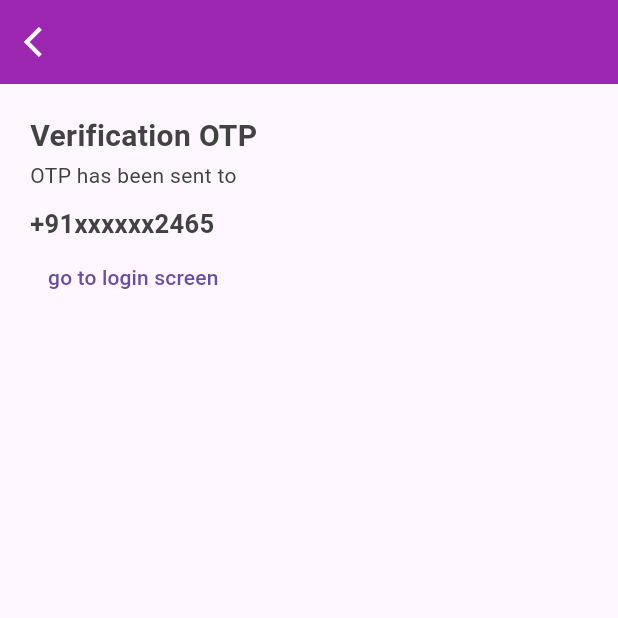
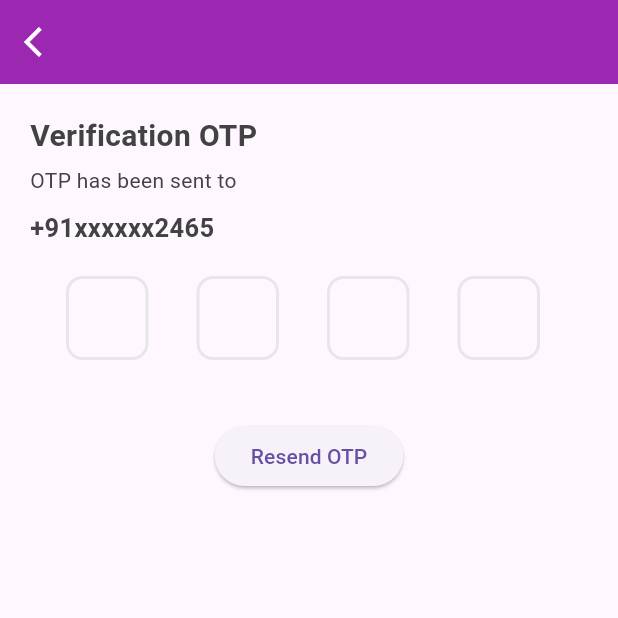
Before and after one commit to iamadya/flutter_reels, a Flutter app: the OtpScreen screen opened directly, on a phone screen of 412 x 824 dp, the top half of it. Run offline on Flutter 3.47's test engine with Material 3 defaults, Android fonts, the phone set to English and light mode, and no system bars; drawn by our look-alikes of flutter_otp_text_field.

Commit message:
otp section done

```diff
--- a/lib/main.dart
+++ b/lib/main.dart
@@ -8,7 +8,8 @@ void main() => runApp(MaterialApp(
   // initialRoute: '/login_screen',
   routes: {
     // '/': (context) => LoginScreen(),
-    '/': (context) => OtpScreen(),
+    // '/': (context) => OtpScreen(),
+    '/': (context) => ProfileScreen(),
 
     '/profile_screen': (context) => ProfileScreen(),
     // '/login_screen': (context) => LoginScreen(),
--- a/lib/screens/otp_screen/otp_screen.dart
+++ b/lib/screens/otp_screen/otp_screen.dart
@@ -1,4 +1,5 @@
 import 'package:flutter/material.dart';
+import 'package:flutter_otp_text_field/flutter_otp_text_field.dart';
 
 class OtpScreen extends StatelessWidget {
   const OtpScreen({super.key});
@@ -24,7 +25,7 @@ class OtpScreen extends StatelessWidget {
                 color: Colors.grey[800],
               ),
             ),
-            SizedBox(height: 2),
+            SizedBox(height: 5),
             Text(
               'OTP has been sent to',
               style: TextStyle(
@@ -42,16 +43,41 @@ class OtpScreen extends StatelessWidget {
                 color: Colors.grey[800],
               ),
             ),
+            SizedBox(height: 20),
+            OtpTextField(
+              numberOfFields: 4,
+              borderColor: Colors.black,
+              fieldWidth: 55,
+              borderRadius: BorderRadius.all(Radius.circular(11)),
+              mainAxisAlignment: MainAxisAlignment.spaceEvenly,
+              //set to true to show as box or false to show as dash
+              showFieldAsBox: true,
+              //runs when a code is typed in
+              onCodeChanged: (String code) {
+                //handle validation or checks here
+              },
+              //runs when every textfield is filled
+              onSubmit: (String verificationCode) {
+                Navigator.pushNamed(context, '/profile_screen');
+                showDialog(
+                    context: context,
+                    builder: (context) {
+                      return AlertDialog(
+                        title: Text("Verification Code"),
+                        content: Text('Code entered is $verificationCode'),
+                      );
+                    });
+              }, // end onSubmit
+            ),
+            SizedBox(height: 40),
 
-
-
-
-
-            TextButton(
-              onPressed: () {
-                Navigator.pushNamed(context, '/login_screen');
-              },
-              child: Text('go to login screen'),
+            Center(
+              child: ElevatedButton(
+                onPressed: () {
+                  Navigator.pushNamed(context, '/login_screen');
+                },
+                child: Text('Resend OTP'),
+              ),
             ),
           ],
         ),
--- a/pubspec.yaml
+++ b/pubspec.yaml
@@ -30,6 +30,7 @@ environment:
 dependencies:
   flutter:
     sdk: flutter
+  flutter_otp_text_field: ^1.1.0+2
 
 
   # The following adds the Cupertino Icons font to your application.
```
Also changed, not shown: lib/screens/profile_screen/profile_screen.dart (+40 -13 lines), pubspec.lock.
